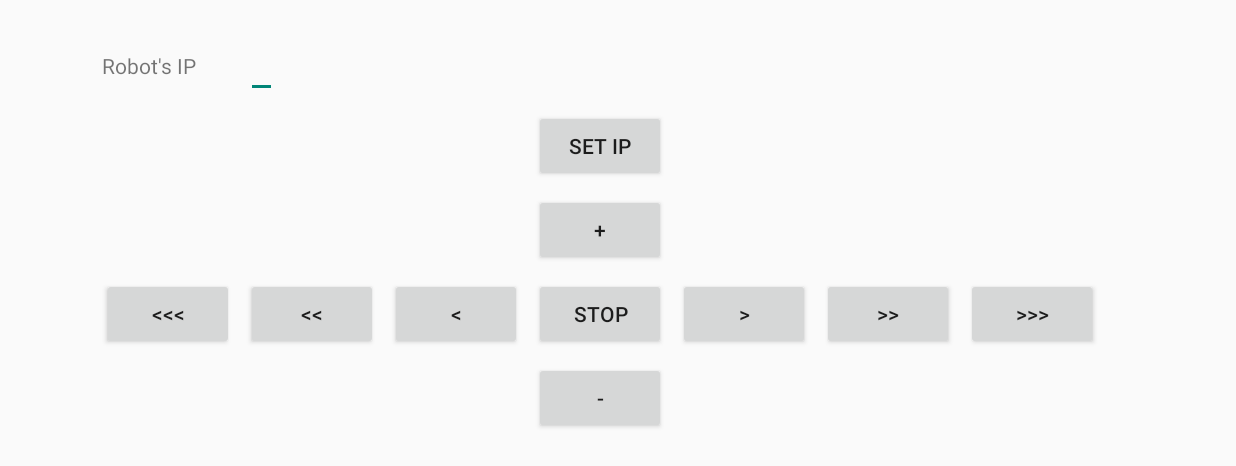
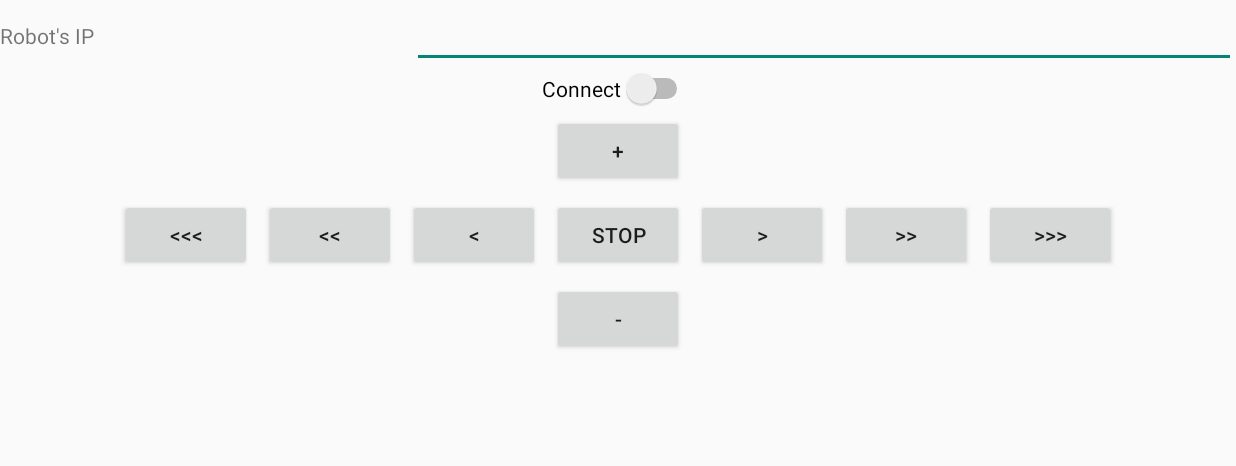
Before and after one commit to keithmendozasr/DuinoMote, an Android app: the screen it shows after launch (MainActivity), on a phone screen of 824 x 412 dp (held sideways). Shown: the top 466 px of the screen. Run offline under Robolectric (Android 15) with nearby library versions, the phone set to English and light mode, and no system bars.

Commit message:
Re-did GUI again

```diff
--- a/app/src/main/res/layout/activity_main.xml
+++ b/app/src/main/res/layout/activity_main.xml
@@ -14,43 +14,59 @@
   ~ limitations under the License.
   -->
 
-<GridLayout xmlns:android="http://schemas.android.com/apk/res/android"
+<LinearLayout xmlns:android="http://schemas.android.com/apk/res/android"
     xmlns:tools="http://schemas.android.com/tools"
+    android:orientation="vertical"
+    android:layout_width="fill_parent"
+    android:layout_height="fill_parent"
+    tools:context=".MainActivity"
+    android:columnCount="2"
+    android:alignmentMode="alignBounds"
+    android:useDefaultMargins="true"
+    android:gravity="center_horizontal">
+
+    <LinearLayout
         android:orientation="horizontal"
         android:layout_width="fill_parent"
-    android:layout_height="wrap_content" android:paddingLeft="@dimen/activity_horizontal_margin"
-    android:paddingRight="@dimen/activity_horizontal_margin"
-    android:paddingTop="@dimen/activity_vertical_margin"
-    android:paddingBottom="@dimen/activity_vertical_margin" tools:context=".MainActivity"
-    android:gravity="center"
-    android:columnCount="7"
-    android:alignmentMode="alignBounds"
-    android:columnOrderPreserved="true"
-    android:rowOrderPreserved="true"
-    android:useDefaultMargins="true">
+        android:layout_height="wrap_content">
 
         <TextView
             android:text="Robot&apos;s IP"
-        android:id="@+id/textView3"  />
+            android:id="@+id/textView3"
+            android:layout_width="fill_parent"
+            android:layout_height="wrap_content"
+            android:layout_weight="2" />
 
         <EditText
             android:id="@+id/robotIPText"
-        android:layout_columnSpan="6" />
+            android:layout_width="fill_parent"
+            android:layout_height="wrap_content"
+            android:layout_weight="1" />
 
-    <Button
-        android:text="Set IP"
-        android:id="@+id/ipSetBtn"
-        android:layout_weight="1"
-        android:layout_row="1"
-        android:layout_column="3"
-        android:layout_columnSpan="4" />
+    </LinearLayout>
+
+
+    <Switch
+        android:layout_width="wrap_content"
+        android:layout_height="wrap_content"
+        android:text="Connect"
+        android:id="@+id/activateSwitch" />
+
+    <GridLayout
+        android:layout_columnSpan="2"
+        android:columnCount="7"
+        android:orientation="horizontal"
+        android:layout_width="wrap_content"
+        android:layout_height="wrap_content"
+        android:layout_gravity="center_horizontal"
+        android:useDefaultMargins="true">
 
         <Button
             android:text="@string/speedUpBtnLabel"
             android:id="@+id/speedUpBtn"
-        android:layout_row="2"
-        android:layout_column="3"
-        android:layout_columnSpan="4" />
+            android:layout_columnSpan="4"
+            android:layout_width="wrap_content"
+            android:layout_column="3" />
 
         <Button
             android:text="@string/leftFastIcon"
@@ -63,7 +79,6 @@
         <Button
                 android:text="@string/leftSlowIcon"
                 android:id="@+id/leftSlowBtn" />
-
 
         <Button
                 android:text="@string/stopBtnLabel"
@@ -85,7 +100,9 @@
                 android:text="@string/speedDownBtnLabel"
                 android:id="@+id/speedDownBtn"
             android:layout_row="4"
-        android:layout_column="3"
-        android:layout_columnSpan="4" />
+            android:layout_columnSpan="4"
+            android:layout_column="3" />
 
     </GridLayout>
+
+</LinearLayout>
```
Lines whose indentation alone changed are shown as unchanged.
